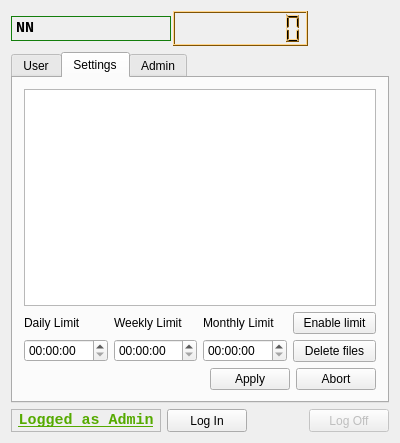
The window that timeguardgui/timeguard.ui (byebye/TimeGuard) describes before a commit, drawn with Qt 5.
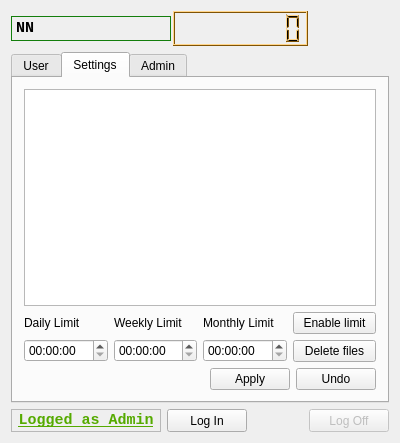
The same window after the commit. Icons and pictures are not drawn. Custom widgets are drawn as their Qt base class.

Commit message: Implement setting daily limit. Change button: 'Abort' to 'Undo'

Patch:
```diff
--- a/timeguardgui/timeguard.ui
+++ b/timeguardgui/timeguard.ui
@@ -1159,7 +1159,7 @@
                 <item>
                  <widget class="QPushButton" name="abortChangedSettingsButton">
                   <property name="text">
-                   <string>Abort</string>
+                   <string>Undo</string>
                   </property>
                  </widget>
                 </item>
```
Left out of the diff: 2 changed lines with no effect on the pictures. The commit also changes 4 other files.
